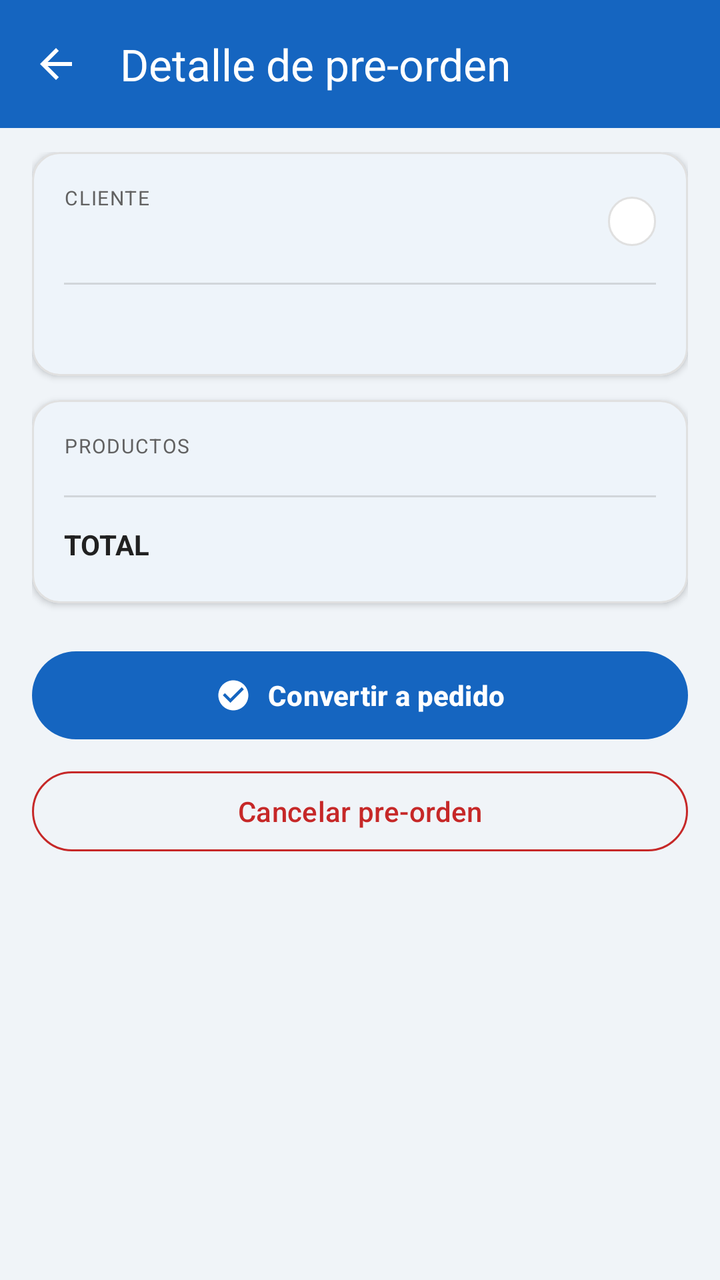
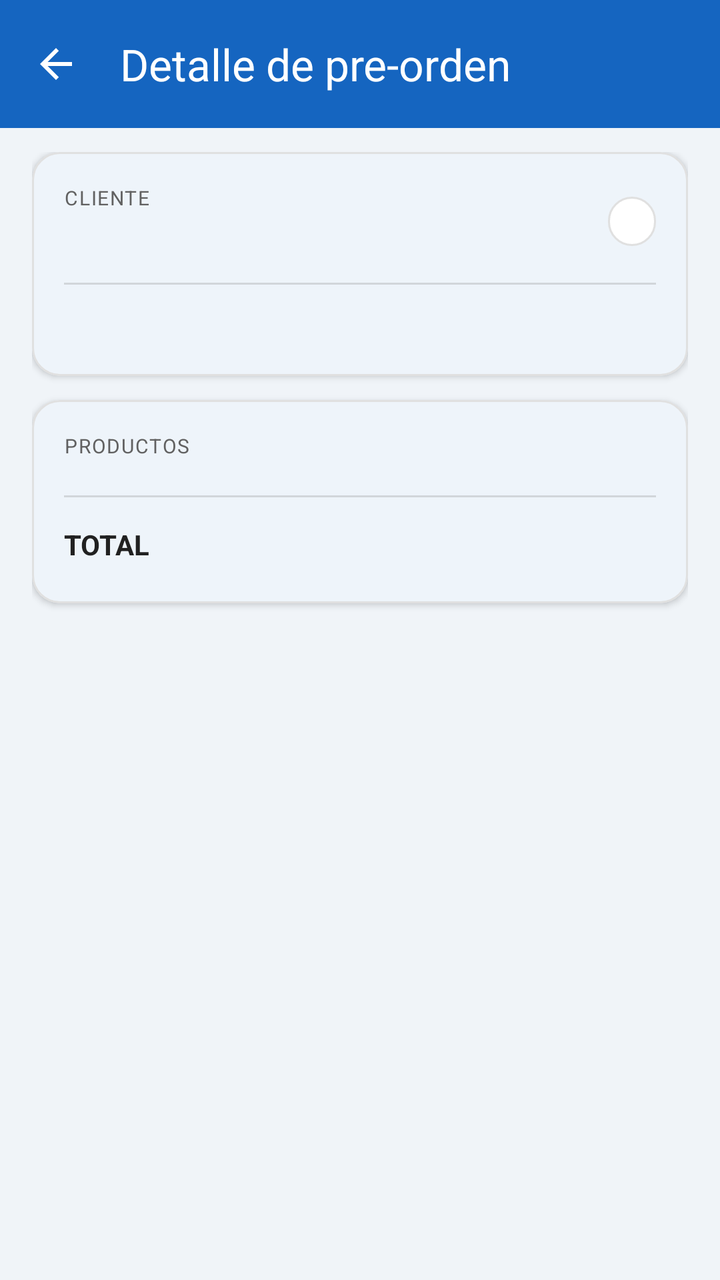

Before-and-after screenshots of an Android layout around one commit, followed by the original layout XML and the change that was made.
<!-- AndroidManifest.xml: application theme Theme.Test -->
<!-- res/layout/activity_pre_order_detail.xml -->
<?xml version="1.0" encoding="utf-8"?>
<androidx.coordinatorlayout.widget.CoordinatorLayout xmlns:android="http://schemas.android.com/apk/res/android"
    xmlns:app="http://schemas.android.com/apk/res-auto"
    android:id="@+id/main"
    android:layout_width="match_parent"
    android:layout_height="match_parent"
    android:background="@color/background">

    <com.google.android.material.appbar.AppBarLayout
        android:layout_width="match_parent"
        android:layout_height="wrap_content"
        android:elevation="4dp">

        <com.google.android.material.appbar.MaterialToolbar
            android:id="@+id/toolbar"
            android:layout_width="match_parent"
            android:layout_height="?attr/actionBarSize"
            android:background="@color/primary"
            app:navigationIcon="@drawable/ic_back"
            app:navigationIconTint="#FFFFFF"
            app:title="Detalle de pre-orden"
            app:titleTextColor="#FFFFFF" />

    </com.google.android.material.appbar.AppBarLayout>

    <ScrollView
        android:layout_width="match_parent"
        android:layout_height="match_parent"
        android:scrollbars="none"
        app:layout_behavior="@string/appbar_scrolling_view_behavior">

        <LinearLayout
            android:layout_width="match_parent"
            android:layout_height="wrap_content"
            android:orientation="vertical"
            android:paddingHorizontal="16dp"
            android:paddingTop="12dp"
            android:paddingBottom="32dp">

            
            <com.google.android.material.card.MaterialCardView
                android:layout_width="match_parent"
                android:layout_height="wrap_content"
                android:layout_marginBottom="12dp"
                app:cardBackgroundColor="@color/surface"
                app:cardCornerRadius="14dp"
                app:cardElevation="2dp">

                <LinearLayout
                    android:layout_width="match_parent"
                    android:layout_height="wrap_content"
                    android:orientation="vertical"
                    android:padding="16dp">

                    
                    <LinearLayout
                        android:layout_width="match_parent"
                        android:layout_height="wrap_content"
                        android:gravity="center_vertical"
                        android:orientation="horizontal">

                        <LinearLayout
                            android:layout_width="0dp"
                            android:layout_height="wrap_content"
                            android:layout_weight="1"
                            android:orientation="vertical">

                            <TextView
                                android:layout_width="wrap_content"
                                android:layout_height="wrap_content"
                                android:letterSpacing="0.06"
                                android:text="CLIENTE"
                                android:textAllCaps="true"
                                android:textColor="@color/text_secondary"
                                android:textSize="10sp" />

                            <TextView
                                android:id="@+id/tvDetailCustomer"
                                android:layout_width="wrap_content"
                                android:layout_height="wrap_content"
                                android:layout_marginTop="2dp"
                                android:textColor="@color/text_primary"
                                android:textSize="16sp"
                                android:textStyle="bold" />
                        </LinearLayout>

                        <TextView
                            android:id="@+id/tvDetailStatus"
                            android:layout_width="wrap_content"
                            android:layout_height="wrap_content"
                            android:background="@drawable/bg_status_chip"
                            android:paddingHorizontal="12dp"
                            android:paddingVertical="5dp"
                            android:textSize="11sp"
                            android:textStyle="bold" />
                    </LinearLayout>

                    <View
                        android:layout_width="match_parent"
                        android:layout_height="1dp"
                        android:layout_marginVertical="12dp"
                        android:background="@color/text_secondary"
                        android:alpha="0.2" />

                    
                    <TextView
                        android:id="@+id/tvDetailDate"
                        android:layout_width="wrap_content"
                        android:layout_height="wrap_content"
                        android:textColor="@color/text_secondary"
                        android:textSize="13sp" />

                    
                    <TextView
                        android:id="@+id/tvDetailNotes"
                        android:layout_width="wrap_content"
                        android:layout_height="wrap_content"
                        android:layout_marginTop="4dp"
                        android:textColor="@color/text_secondary"
                        android:textSize="12sp"
                        android:fontFamily="sans-serif-light"
                        android:visibility="gone" />
                </LinearLayout>
            </com.google.android.material.card.MaterialCardView>

            
            <com.google.android.material.card.MaterialCardView
                android:layout_width="match_parent"
                android:layout_height="wrap_content"
                android:layout_marginBottom="12dp"
                app:cardBackgroundColor="@color/surface"
                app:cardCornerRadius="14dp"
                app:cardElevation="2dp">

                <LinearLayout
                    android:layout_width="match_parent"
                    android:layout_height="wrap_content"
                    android:orientation="vertical"
                    android:padding="16dp">

                    <TextView
                        android:layout_width="wrap_content"
                        android:layout_height="wrap_content"
                        android:letterSpacing="0.06"
                        android:text="PRODUCTOS"
                        android:textAllCaps="true"
                        android:textColor="@color/text_secondary"
                        android:textSize="10sp" />

                    <LinearLayout
                        android:id="@+id/layoutDetailItems"
                        android:layout_width="match_parent"
                        android:layout_height="wrap_content"
                        android:layout_marginTop="8dp"
                        android:orientation="vertical" />

                    <View
                        android:layout_width="match_parent"
                        android:layout_height="1dp"
                        android:layout_marginVertical="10dp"
                        android:background="@color/text_secondary"
                        android:alpha="0.2" />

                    <LinearLayout
                        android:layout_width="match_parent"
                        android:layout_height="wrap_content"
                        android:gravity="center_vertical"
                        android:orientation="horizontal">

                        <TextView
                            android:layout_width="0dp"
                            android:layout_height="wrap_content"
                            android:layout_weight="1"
                            android:text="TOTAL"
                            android:textColor="@color/text_primary"
                            android:textSize="14sp"
                            android:textStyle="bold" />

                        <TextView
                            android:id="@+id/tvDetailTotal"
                            android:layout_width="wrap_content"
                            android:layout_height="wrap_content"
                            android:textColor="@color/primary"
                            android:textSize="20sp"
                            android:textStyle="bold" />
                    </LinearLayout>
                </LinearLayout>
            </com.google.android.material.card.MaterialCardView>

            
            <ProgressBar
                android:id="@+id/progressBar"
                android:layout_width="wrap_content"
                android:layout_height="wrap_content"
                android:layout_gravity="center"
                android:layout_marginTop="32dp"
                android:visibility="gone" />

            
            <com.google.android.material.button.MaterialButton
                android:id="@+id/btnConvert"
                android:layout_width="match_parent"
                android:layout_height="52dp"
                android:layout_marginTop="8dp"
                android:text="Convertir a pedido"
                android:textStyle="bold"
                app:backgroundTint="@color/primary"
                app:cornerRadius="26dp"
                app:icon="@drawable/ic_check_circle"
                app:iconGravity="textStart"
                app:iconSize="18dp" />

            <com.google.android.material.button.MaterialButton
                android:id="@+id/btnCancel"
                style="@style/Widget.Material3.Button.OutlinedButton"
                android:layout_width="match_parent"
                android:layout_height="48dp"
                android:layout_marginTop="8dp"
                android:text="Cancelar pre-orden"
                android:textColor="@color/red"
                app:cornerRadius="24dp"
                app:strokeColor="@color/red" />

        </LinearLayout>
    </ScrollView>

</androidx.coordinatorlayout.widget.CoordinatorLayout>
<!-- resources referenced by this layout -->
<resources>
  <color name="background">#F0F4F8</color>
  <color name="primary">#1565C0</color>
  <color name="red">#C62828</color>
  <color name="surface">#FFFFFF</color>
  <color name="text_primary">#212121</color>
  <color name="text_secondary">#616161</color>
  <!-- drawable bg_status_chip (drawable) -->
  <?xml version="1.0" encoding="utf-8"?>
  <shape xmlns:android="http://schemas.android.com/apk/res/android"
      android:shape="rectangle">
      <solid android:color="#FFFFFF"/>
      <corners android:radius="20dp"/>
      <stroke android:width="1dp" android:color="#E0E0E0"/>
  </shape>
  <!-- drawable ic_back (drawable) -->
  <vector xmlns:android="http://schemas.android.com/apk/res/android"
      android:width="24dp"
      android:height="24dp"
      android:viewportWidth="24"
      android:viewportHeight="24">
      <path android:fillColor="#212121"
          android:pathData="M20,11H7.83l5.59,-5.59L12,4l-8,8 8,8 1.41,-1.41L7.83,13H20v-2z"/>
  </vector>
  <!-- drawable ic_check_circle (drawable) -->
  <vector xmlns:android="http://schemas.android.com/apk/res/android"
      android:width="14dp"
      android:height="14dp"
      android:viewportWidth="24"
      android:viewportHeight="24">
      <path android:fillColor="#2E7D32"
          android:pathData="M12,2C6.48,2 2,6.48 2,12s4.48,10 10,10 10,-4.48 10,-10S17.52,2 12,2zm-2,15l-5,-5 1.41,-1.41L10,14.17l7.59,-7.59L19,8l-9,9z"/>
  </vector>
  <style name="Theme.Test" parent="Base.Theme.Test">
          <item name="android:windowAnimationStyle">@style/WindowAnimation.Slide</item>
      </style>
  <style name="WindowAnimation.Slide" parent="@android:style/Animation.Activity">
          <item name="android:activityOpenEnterAnimation">@anim/slide_in_right</item>
          <item name="android:activityOpenExitAnimation">@anim/slide_out_left</item>
          <item name="android:activityCloseEnterAnimation">@anim/slide_in_left</item>
          <item name="android:activityCloseExitAnimation">@anim/slide_out_right</item>
      </style>
  <color name="white">#FFFFFFFF</color>
  <color name="light_primary">#E3F2FD</color>
  <color name="primary_dark">#0D47A1</color>
  <color name="primary_light">#1976D2</color>
  <color name="success">#2E7D32</color>
  <color name="error_light">#FFEBEE</color>
  <color name="outline">#79747E</color>
  <color name="light_gray">#E0E0E0</color>
  <!-- unchanged entries left out for length: 1 -->
</resources>

<!-- the commit's change to res/layout/activity_pre_order_detail.xml (unified diff, before → after) -->
@@ -22,6 +22,53 @@
             app:titleTextColor="#FFFFFF" />
 
     </com.google.android.material.appbar.AppBarLayout>
+
+    
+    <FrameLayout
+        android:id="@+id/layoutLoading"
+        android:layout_width="match_parent"
+        android:layout_height="match_parent"
+        android:background="#CC000000"
+        android:elevation="10dp"
+        android:visibility="gone"
+        android:gravity="center"
+        app:layout_behavior="@string/appbar_scrolling_view_behavior">
+
+        <LinearLayout
+            android:layout_width="280dp"
+            android:layout_height="wrap_content"
+            android:layout_gravity="center"
+            android:background="@color/surface"
+            android:orientation="vertical"
+            android:padding="28dp">
+
+            <ProgressBar
+                android:layout_width="48dp"
+                android:layout_height="48dp"
+                android:layout_gravity="center"
+                android:indeterminateTint="@color/primary" />
+
+            <TextView
+                android:id="@+id/tvLoadingTitle"
+                android:layout_width="match_parent"
+                android:layout_height="wrap_content"
+                android:layout_marginTop="16dp"
+                android:gravity="center"
+                android:text="Procesando..."
+                android:textColor="@color/text_primary"
+                android:textSize="16sp"
+                android:textStyle="bold" />
+
+            <TextView
+                android:id="@+id/tvLoadingSubtitle"
+                android:layout_width="match_parent"
+                android:layout_height="wrap_content"
+                android:layout_marginTop="6dp"
+                android:gravity="center"
+                android:textColor="@color/text_secondary"
+                android:textSize="13sp" />
+        </LinearLayout>
+    </FrameLayout>
 
     <ScrollView
         android:layout_width="match_parent"
@@ -204,6 +251,7 @@
                 android:layout_marginTop="8dp"
                 android:text="Convertir a pedido"
                 android:textStyle="bold"
+                android:visibility="gone"
                 app:backgroundTint="@color/primary"
                 app:cornerRadius="26dp"
                 app:icon="@drawable/ic_check_circle"
@@ -218,9 +266,38 @@
                 android:layout_marginTop="8dp"
                 android:text="Cancelar pre-orden"
                 android:textColor="@color/red"
+                android:visibility="gone"
                 app:cornerRadius="24dp"
                 app:strokeColor="@color/red" />
 
+            
+            <com.google.android.material.button.MaterialButton
+                android:id="@+id/btnReuse"
+                android:layout_width="match_parent"
+                android:layout_height="52dp"
+                android:layout_marginTop="8dp"
+                android:text="Reusar pre-orden"
+                android:textStyle="bold"
+                android:visibility="gone"
+                app:backgroundTint="@color/primary"
+                app:cornerRadius="26dp"
+                app:icon="@drawable/ic_add_cart"
+                app:iconGravity="textStart"
+                app:iconSize="18dp" />
+
+            <com.google.android.material.button.MaterialButton
+                android:id="@+id/btnViewHistory"
+                style="@style/Widget.Material3.Button.OutlinedButton"
+                android:layout_width="match_parent"
+                android:layout_height="48dp"
+                android:layout_marginTop="8dp"
+                android:text="Ver en historial"
+                android:visibility="gone"
+                app:cornerRadius="24dp"
+                app:icon="@drawable/ic_history"
+                app:iconGravity="textStart"
+                app:iconSize="16dp" />
+
         </LinearLayout>
     </ScrollView>
 
<!-- resource entries referenced after the edit -->
@@ -14,6 +14,15 @@
       <corners android:radius="20dp"/>
       <stroke android:width="1dp" android:color="#E0E0E0"/>
   </shape>
+  <!-- drawable ic_add_cart (drawable) -->
+  <vector xmlns:android="http://schemas.android.com/apk/res/android"
+      android:width="24dp"
+      android:height="24dp"
+      android:viewportWidth="24"
+      android:viewportHeight="24">
+      <path android:fillColor="#FFFFFF"
+          android:pathData="M11,9h2V6h3V4h-3V1h-2v3H8v2h3v3zm-4,9c-1.1,0 -1.99,0.9 -1.99,2S5.9,22 7,22s2,-0.9 2,-2 -0.9,-2 -2,-2zm10,0c-1.1,0 -1.99,0.9 -1.99,2s0.89,2 1.99,2 2,-0.9 2,-2 -0.9,-2 -2,-2zm-8.9,-5h7.45c0.75,0 1.41,-0.41 1.75,-1.03l3.86,-7.01L19.42,4h-0.01l-1.1,2 -2.76,5H8.53L4.27,2H1v2h2l3.6,7.59 -1.35,2.44C4.52,15.37 5.48,17 7,17h12v-2H7l1.1,-2z"/>
+  </vector>
   <!-- drawable ic_back (drawable) -->
   <vector xmlns:android="http://schemas.android.com/apk/res/android"
       android:width="24dp"
@@ -31,6 +40,15 @@
       android:viewportHeight="24">
       <path android:fillColor="#2E7D32"
           android:pathData="M12,2C6.48,2 2,6.48 2,12s4.48,10 10,10 10,-4.48 10,-10S17.52,2 12,2zm-2,15l-5,-5 1.41,-1.41L10,14.17l7.59,-7.59L19,8l-9,9z"/>
+  </vector>
+  <!-- drawable ic_history (drawable) -->
+  <vector xmlns:android="http://schemas.android.com/apk/res/android"
+      android:width="24dp"
+      android:height="24dp"
+      android:viewportWidth="24"
+      android:viewportHeight="24">
+      <path android:fillColor="#1565C0"
+          android:pathData="M13,3C8.03,3 4,7.03 4,12H1L4.89,15.89L4.96,16.03L9,12H6C6,8.13 9.13,5 13,5C16.87,5 20,8.13 20,12C20,15.87 16.87,19 13,19C11.07,19 9.32,18.21 8.06,16.94L6.64,18.36C8.27,19.99 10.52,21 13,21C17.97,21 22,16.97 22,12C22,7.03 17.97,3 13,3zM12,8V13L16.28,15.54L17,14.33L13.5,12.25V8H12z"/>
   </vector>
   <style name="Theme.Test" parent="Base.Theme.Test">
           <item name="android:windowAnimationStyle">@style/WindowAnimation.Slide</item>
